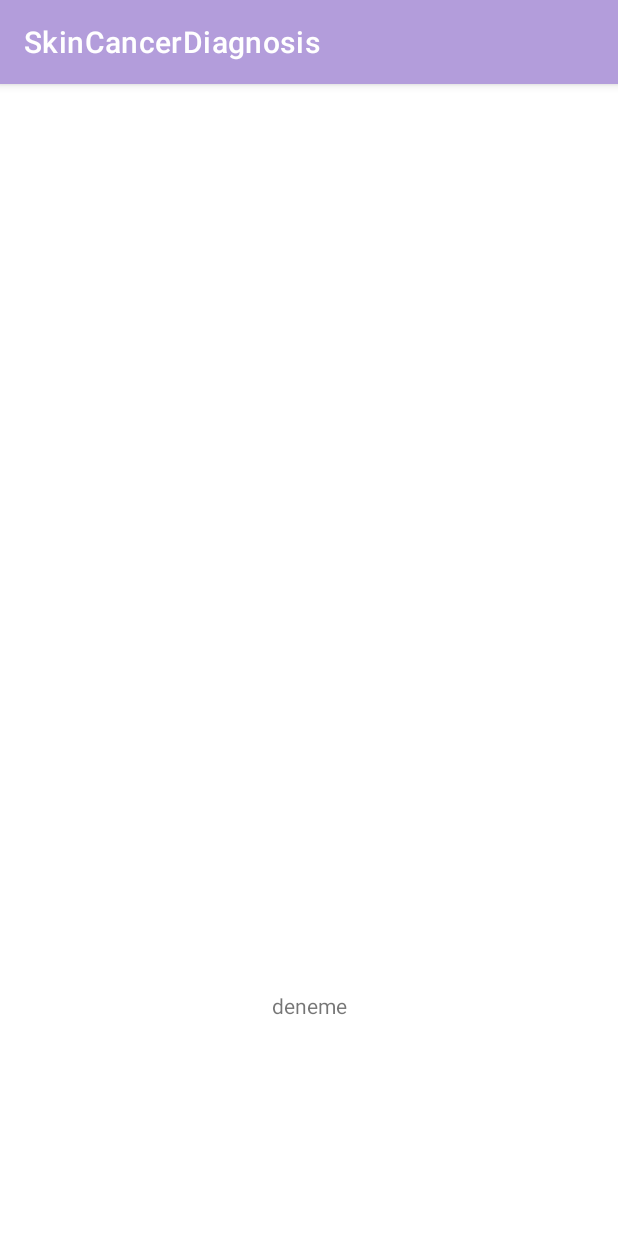
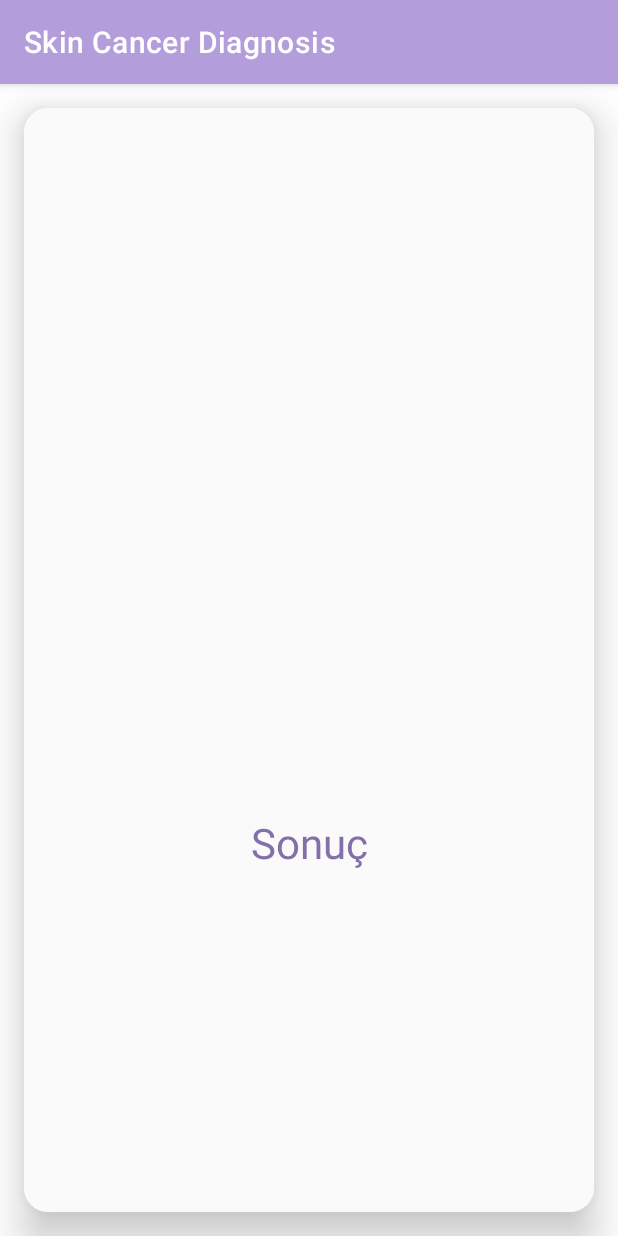
Before and after one commit to amertaslan/SkinCancerDiagnosis, an Android app: the ResultActivity screen opened directly, with no data from a screen before it, on a phone screen of 412 x 824 dp. Run offline under Robolectric (Android 15) with nearby library versions, the phone set to English and light mode, and no system bars; our stand-ins replace data binding; 3 statements that could not run were skipped.

Commit message:
fixed ui

```diff
--- a/app/src/main/res/layout/activity_main.xml
+++ b/app/src/main/res/layout/activity_main.xml
@@ -41,7 +41,8 @@
                     android:id="@+id/camera_icon_imageview"
                     android:layout_width="@dimen/icon_large_point"
                     android:layout_height="@dimen/icon_large_point"
-                    android:layout_margin="@dimen/x_large_point"
+                    android:layout_marginHorizontal="@dimen/x_large_point"
+                    android:layout_marginTop="@dimen/x_large_point"
                     app:srcCompat="@drawable/ic_photo_camera_black_24dp"
                     app:layout_constraintStart_toStartOf="parent"
                     app:layout_constraintEnd_toEndOf="parent"
@@ -86,7 +87,8 @@
                     android:id="@+id/gallery_icon_imageview"
                     android:layout_width="@dimen/icon_large_point"
                     android:layout_height="@dimen/icon_large_point"
-                    android:layout_margin="@dimen/x_large_point"
+                    android:layout_marginHorizontal="@dimen/x_large_point"
+                    android:layout_marginTop="@dimen/x_large_point"
                     app:srcCompat="@drawable/ic_collections_black_24dp"
                     app:layout_constraintStart_toStartOf="parent"
                     app:layout_constraintEnd_toEndOf="parent"
--- a/app/src/main/res/layout/activity_result.xml
+++ b/app/src/main/res/layout/activity_result.xml
@@ -7,10 +7,27 @@
         android:layout_height="match_parent"
         tools:context=".ResultActivity">
 
+        <com.google.android.material.card.MaterialCardView
+            android:id="@+id/result_card"
+            android:layout_width="match_parent"
+            android:layout_height="match_parent"
+            android:layout_margin="@dimen/x_large_point"
+            app:cardCornerRadius="@dimen/x_large_point"
+            app:cardElevation="@dimen/x_large_point"
+            app:layout_constraintStart_toStartOf="parent"
+            app:layout_constraintEnd_toEndOf="parent"
+            app:layout_constraintTop_toTopOf="parent"
+            app:layout_constraintBottom_toBottomOf="parent">
+
+            <androidx.constraintlayout.widget.ConstraintLayout
+                android:layout_width="match_parent"
+                android:layout_height="match_parent"
+                android:background="@color/light_grey">
+
                 <androidx.appcompat.widget.AppCompatImageView
                     android:id="@+id/result_image"
-            android:layout_width="200dp"
-            android:layout_height="300dp"
+                    android:layout_width="wrap_content"
+                    android:layout_height="wrap_content"
                     android:layout_margin="16dp"
                     app:layout_constraintStart_toStartOf="parent"
                     app:layout_constraintEnd_toEndOf="parent"
@@ -22,11 +39,16 @@
                     android:layout_width="wrap_content"
                     android:layout_height="wrap_content"
                     android:layout_margin="16dp"
-            android:text="deneme"
+                    android:text="@string/result_text"
+                    style="@style/boldLargeText"
                     app:layout_constraintStart_toStartOf="parent"
                     app:layout_constraintEnd_toEndOf="parent"
                     app:layout_constraintTop_toBottomOf="@+id/result_image"
                     app:layout_constraintBottom_toBottomOf="parent"/>
 
             </androidx.constraintlayout.widget.ConstraintLayout>
+
+        </com.google.android.material.card.MaterialCardView>
+
+    </androidx.constraintlayout.widget.ConstraintLayout>
 </layout>
--- a/app/src/main/res/values/dimens.xml
+++ b/app/src/main/res/values/dimens.xml
@@ -12,4 +12,5 @@
 
     <dimen name="regular_text_size">16sp</dimen>
     <dimen name="title_text_size">18sp</dimen>
+    <dimen name="large_text_size">28sp</dimen>
 </resources>
--- a/app/src/main/res/values/strings.xml
+++ b/app/src/main/res/values/strings.xml
@@ -1,6 +1,7 @@
 <resources>
-    <string name="app_name">SkinCancerDiagnosis</string>
+    <string name="app_name">Skin Cancer Diagnosis</string>
     <string name="welcome_text">Hoşgeldiniz, uygulamayı kullanmak için bir fotoğraf çekin veya galerinizden bir fotoğraf seçin.</string>
     <string name="camera_text">Yeni bir fotoğraf çekin</string>
     <string name="gallery_text">Galeriden bir fotoğraf seçin.</string>
+    <string name="result_text">Sonuç</string>
 </resources>
--- a/app/src/main/res/values/styles.xml
+++ b/app/src/main/res/values/styles.xml
@@ -1,17 +1,23 @@
 <?xml version="1.0" encoding="utf-8"?>
 <resources>
     <style name="boldTitleText">
-        <item name="android:fontFamily">sans-serif</item>
+        <item name="android:fontFamily">nunito-bold</item>
+        <item name="android:textStyle">bold</item>
         <item name="android:textSize">@dimen/title_text_size</item>
-        <item name="android:textStyle">bold</item>
         <item name="android:textColor">@color/black</item>
         <item name="android:textAlignment">center</item>
     </style>
 
     <style name="boldRegularText">
-        <item name="android:fontFamily">sans-serif</item>
+        <item name="android:fontFamily">nunito-bold</item>
         <item name="android:textSize">@dimen/regular_text_size</item>
-        <item name="android:textStyle">bold</item>
+        <item name="android:textColor">@color/deep_purple_200_dark</item>
+        <item name="android:textAlignment">center</item>
+    </style>
+
+    <style name="boldLargeText">
+        <item name="android:fontFamily">nunito-bold</item>
+        <item name="android:textSize">@dimen/large_text_size</item>
         <item name="android:textColor">@color/deep_purple_200_dark</item>
         <item name="android:textAlignment">center</item>
     </style>
```
Lines whose indentation alone changed are shown as unchanged.
